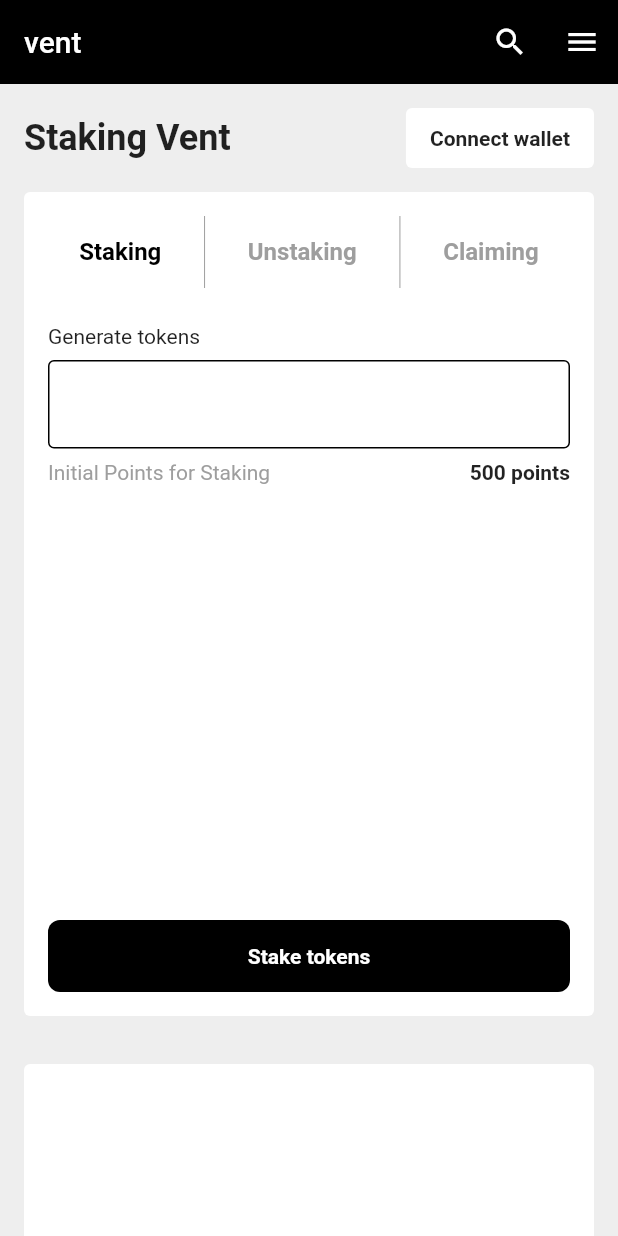
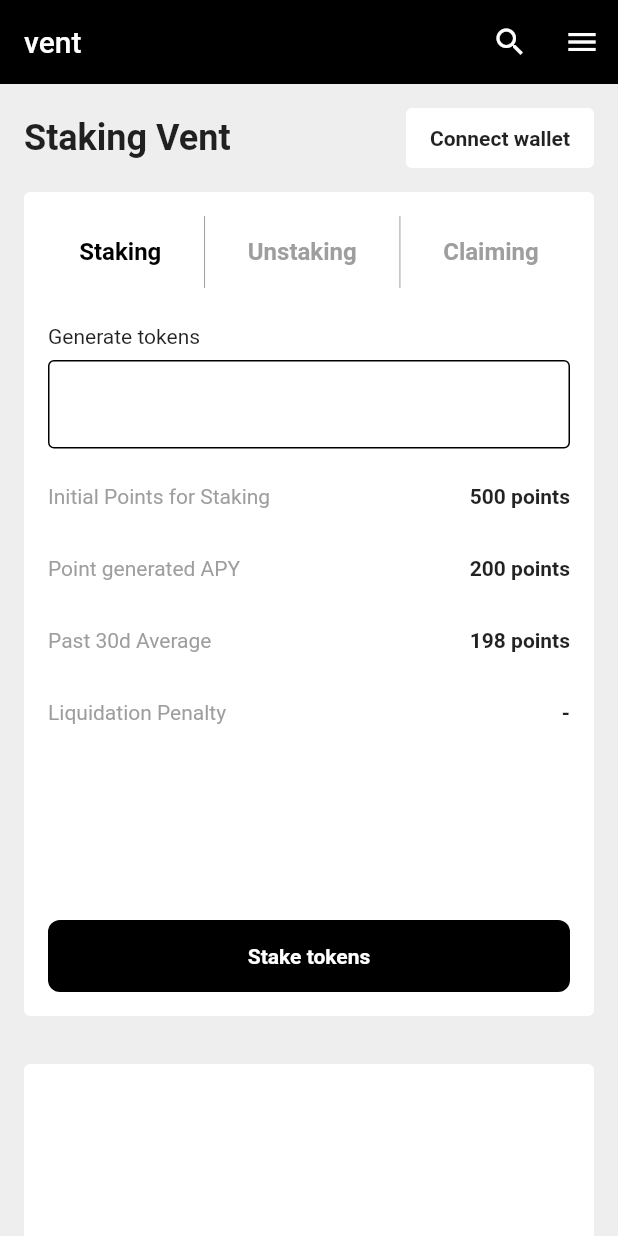
Before and after one commit to JAICHANGPARK/flutter_notebook_19th_story, a Flutter app: the screen it shows after launch, on a phone screen of 412 x 824 dp. Run offline on Flutter 3.47's test engine with Material 2 defaults, Android fonts, the phone set to English and light mode, and no system bars; our stand-ins replace cached_network_image, flutter_riverpod, freezed_annotation, smooth_page_indicator, video_player.

Commit message:
Update staking_main_page.dart

```diff
--- a/lib/ep1117_staking_app/src/ui/staking_main_page.dart
+++ b/lib/ep1117_staking_app/src/ui/staking_main_page.dart
@@ -165,7 +165,9 @@ class _StakingMainPageState extends State<StakingMainPage> with SingleTickerProv
                                         ),
                                       ),
                                     ),
-                                    Row(
+                                    Padding(
+                                      padding: const EdgeInsets.symmetric(vertical: 16),
+                                      child: Row(
                                         mainAxisAlignment: MainAxisAlignment.spaceBetween,
                                         children: [
                                           Text(
@@ -181,6 +183,67 @@ class _StakingMainPageState extends State<StakingMainPage> with SingleTickerProv
                                             ),
                                           ),
                                         ],
+                                      ),
+                                    ),
+                                    Padding(
+                                      padding: const EdgeInsets.symmetric(vertical: 16),
+                                      child: Row(
+                                        mainAxisAlignment: MainAxisAlignment.spaceBetween,
+                                        children: [
+                                          Text(
+                                            "Point generated APY",
+                                            style: TextStyle(
+                                              color: Colors.grey,
+                                            ),
+                                          ),
+                                          Text(
+                                            "200 points",
+                                            style: TextStyle(
+                                              fontWeight: FontWeight.bold,
+                                            ),
+                                          ),
+                                        ],
+                                      ),
+                                    ),
+                                    Padding(
+                                      padding: const EdgeInsets.symmetric(vertical: 16),
+                                      child: Row(
+                                        mainAxisAlignment: MainAxisAlignment.spaceBetween,
+                                        children: [
+                                          Text(
+                                            "Past 30d Average",
+                                            style: TextStyle(
+                                              color: Colors.grey,
+                                            ),
+                                          ),
+                                          Text(
+                                            "198 points",
+                                            style: TextStyle(
+                                              fontWeight: FontWeight.bold,
+                                            ),
+                                          ),
+                                        ],
+                                      ),
+                                    ),
+                                    Padding(
+                                      padding: const EdgeInsets.symmetric(vertical: 16),
+                                      child: Row(
+                                        mainAxisAlignment: MainAxisAlignment.spaceBetween,
+                                        children: [
+                                          Text(
+                                            "Liquidation Penalty",
+                                            style: TextStyle(
+                                              color: Colors.grey,
+                                            ),
+                                          ),
+                                          Text(
+                                            "-",
+                                            style: TextStyle(
+                                              fontWeight: FontWeight.bold,
+                                            ),
+                                          ),
+                                        ],
+                                      ),
                                     )
                                   ],
                                 )),
```
Lines whose indentation alone changed are shown as unchanged.
